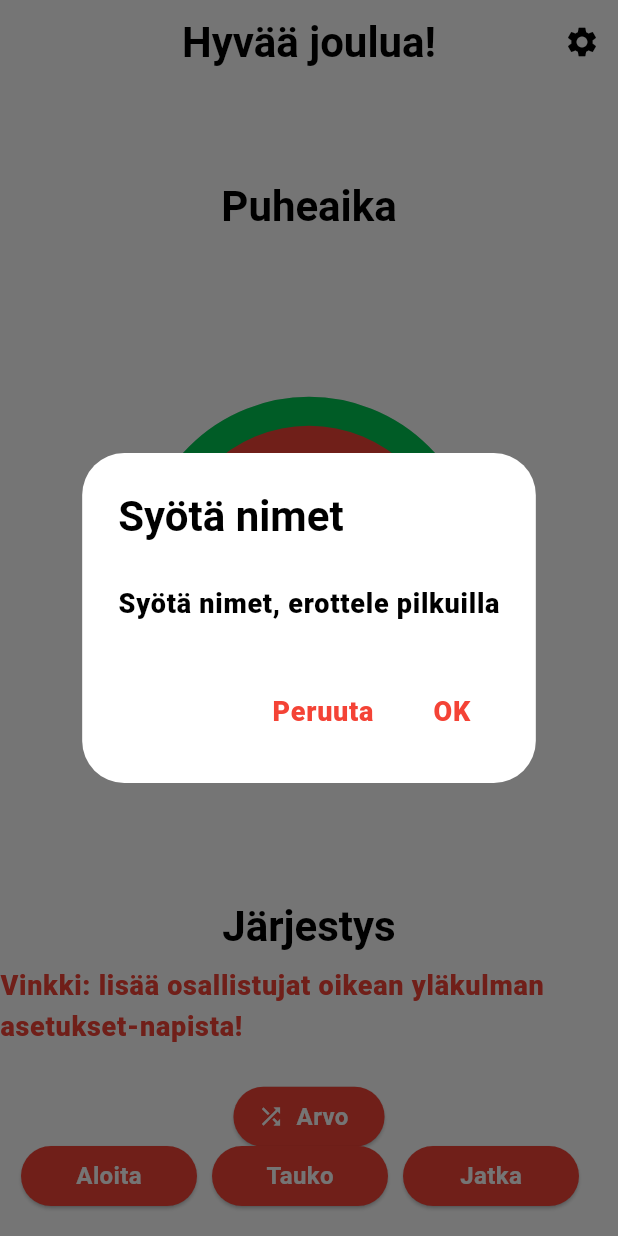
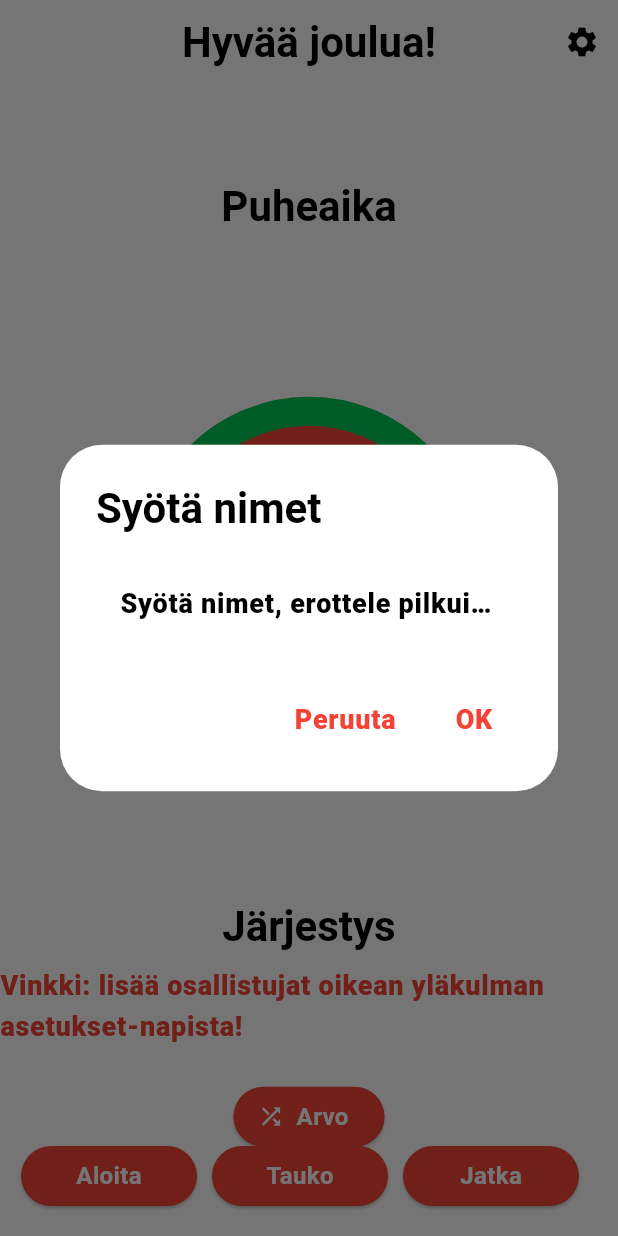
Before and after one commit to areee/flutter_participants_lottery, a Flutter app: the screen it shows after launch, after a tap on the "settings" icon, on a phone screen of 412 x 824 dp. Run offline on Flutter 3.47's test engine with Material 2 defaults, Android fonts, the phone set to English and light mode, and no system bars; drawn by our look-alikes of circular_countdown_timer; our stand-ins replace google_fonts, shared_preferences; missing offline and left inert: emoji_alert.

Commit message:
Add SizedBox around TextField

```diff
--- a/lib/home_page.dart
+++ b/lib/home_page.dart
@@ -95,13 +95,18 @@ class _HomePageState extends State<HomePage> {
               'Syötä nimet',
               style: Theme.of(context).textTheme.headline4,
             ),
-            content: TextField(
-              controller: _textEditingController
-                ..text = string_helper
-                    .listIntoCommaSeparatedString(_participantNamesInList),
-              decoration: const InputDecoration(
-                  hintText: "Syötä nimet, erottele pilkuilla"),
-              style: Theme.of(context).textTheme.bodyText1,
+            content: SizedBox(
+              width: 300,
+              child: TextField(
+                controller: _textEditingController
+                  ..text = string_helper
+                      .listIntoCommaSeparatedString(_participantNamesInList),
+                style: Theme.of(context).textTheme.bodyText1,
+                decoration: const InputDecoration(
+                  hintText: "Syötä nimet, erottele pilkuilla",
+                  border: OutlineInputBorder(),
+                ),
+              ),
             ),
             actions: <Widget>[
               TextButton(
```
